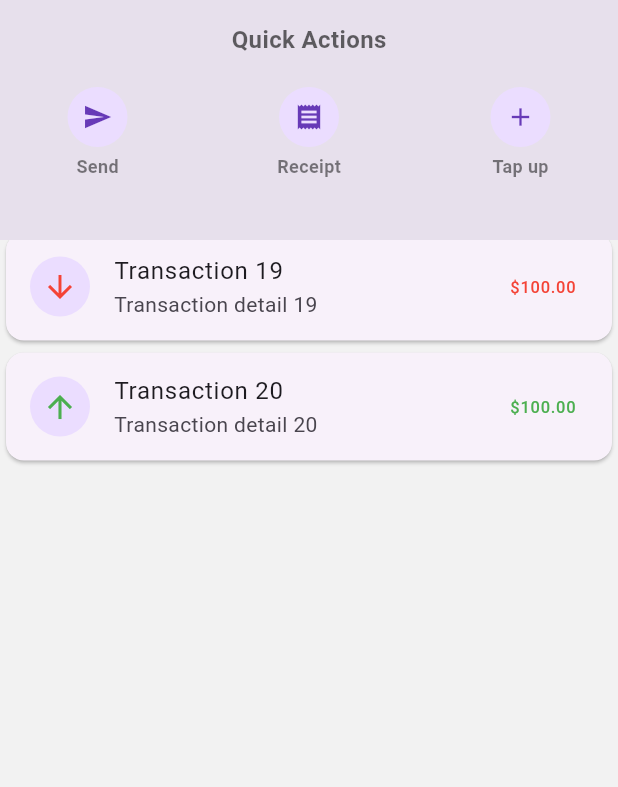
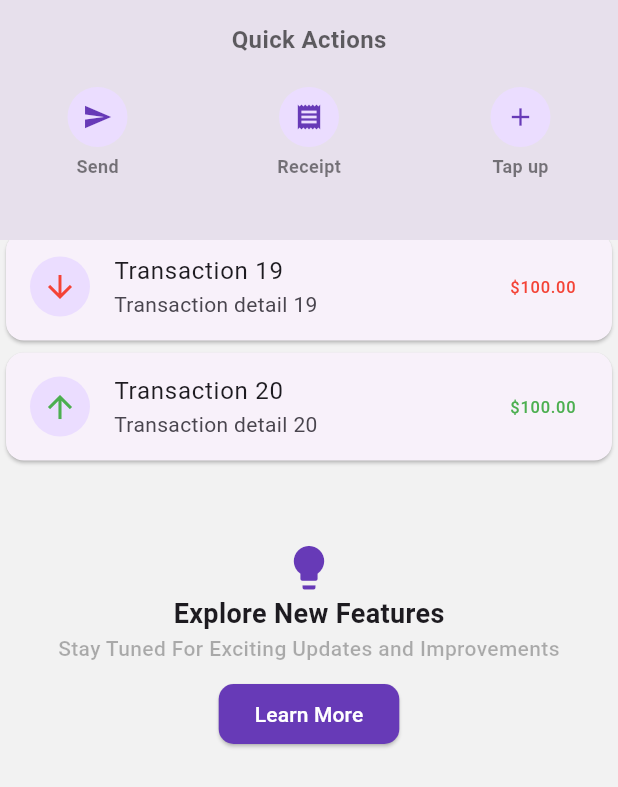
Before and after one commit to DevUsama007/slivers_in_flutter, a Flutter app: the screen it shows after launch, scrolled down 1728 dp, on a phone screen of 412 x 824 dp. Shown: the top 787 px of the screen. Run offline on Flutter 3.47's test engine with Material 3 defaults, Android fonts, the light colour scheme and no system bars.

Commit message:
sliver fill remaining

```diff
--- a/lib/homePage_sliver.dart
+++ b/lib/homePage_sliver.dart
@@ -171,7 +171,60 @@ class _HomepageSliverState extends State<HomepageSliver> {
             childCount: 20, // Number of transactions
           )),
 
-          SliverFillRemaining()
+          SliverFillRemaining(
+            child: Container(
+              width: MediaQuery.of(context).size.width,
+              child: SingleChildScrollView(
+                child: Column(
+                  mainAxisAlignment: MainAxisAlignment.center,
+                  crossAxisAlignment: CrossAxisAlignment.center,
+                  children: [
+                    SizedBox(
+                      height: 50,
+                    ),
+                    Icon(
+                      Icons.lightbulb,
+                      size: 35,
+                      color: Colors.deepPurple,
+                    ),
+                    Text(
+                      'Explore New Features',
+                      style:
+                          TextStyle(fontSize: 18, fontWeight: FontWeight.bold),
+                    ),
+                    Text(
+                      'Stay Tuned For Exciting Updates and Improvements',
+                      style: TextStyle(
+                          fontSize: 14,
+                          fontWeight: FontWeight.w500,
+                          color: Colors.black.withOpacity(0.3)),
+                      textAlign: TextAlign.center,
+                    ),
+                    SizedBox(
+                      height: 10,
+                    ),
+                    ElevatedButton(
+                        style: ElevatedButton.styleFrom(
+                          backgroundColor: Colors.deepPurple,
+                          shape: RoundedRectangleBorder(
+                            borderRadius: BorderRadius.circular(10),
+                          ),
+                        ),
+                        // style: ButtonStyle(
+
+                        //     backgroundColor:
+                        //         WidgetStatePropertyAll(Colors.deepPurple)),
+                        onPressed: () {},
+                        child: Text(
+                          'Learn More',
+                          style: TextStyle(
+                              color: Colors.white, fontWeight: FontWeight.w500),
+                        ))
+                  ],
+                ),
+              ),
+            ),
+          )
         ],
       ),
     );
```
